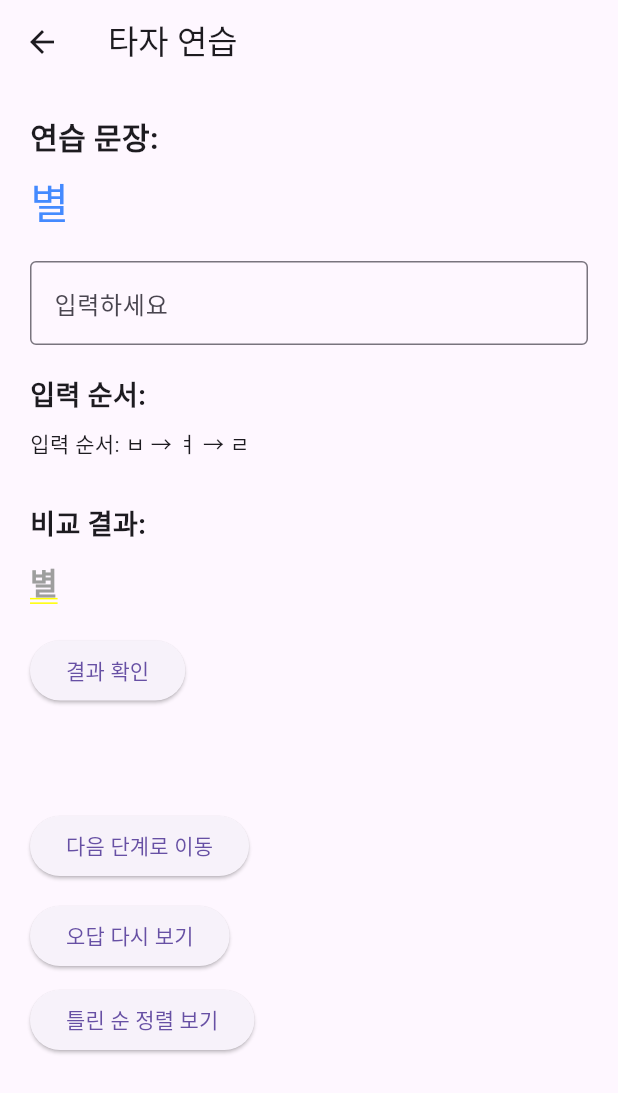
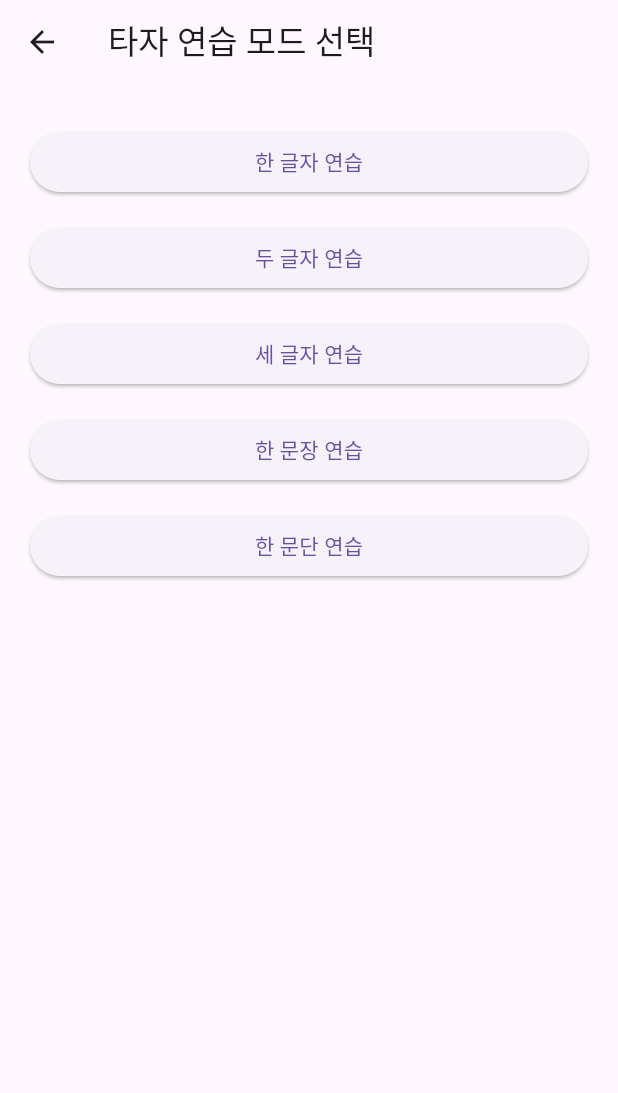
Before and after one commit to jisooHan-08/Digital-Helper, a Flutter app: the screen it shows after launch, after a tap on "타자 연습", on a phone screen of 412 x 824 dp. Shown: the top 1093 px of the screen. Run offline on Flutter 3.47's test engine with Material 3 defaults, Android fonts, the phone set to English and light mode, and no system bars.

Commit message:
typing modify

```diff
--- a/frontend/lib/main.dart
+++ b/frontend/lib/main.dart
@@ -2,9 +2,9 @@ import 'package:flutter/material.dart';
 
 // 각 화면 import
 import 'screens/kiosk_screen.dart';
-import 'screens/typing_screen.dart';
 import 'screens/security_screen.dart';
 import 'screens/quiz_screen.dart';
+import 'screens/typing_mode.dart';
 
 void main() {
   runApp(MyApp());
@@ -43,14 +43,18 @@ class HomeScreen extends StatelessWidget {
                 },
               ),
               ElevatedButton(
-                child: Text('타자 연습'),
                 onPressed: () {
                   Navigator.push(
                     context,
-                    MaterialPageRoute(builder: (context) => TypingScreen()),
+                    MaterialPageRoute(
+                      builder: (_) =>
+                          TypingPracticeModeScreen(), // ✅ 새로운 화면으로 이동
+                    ),
                   );
                 },
+                child: Text("타자 연습"),
               ),
+
               ElevatedButton(
                 child: Text('보안 교육'),
                 onPressed: () {
--- /dev/null
+++ b/frontend/lib/screens/typing_mode.dart
@@ -0,0 +1,39 @@
+// typing_mode_screen.dart
+import 'package:flutter/material.dart';
+import '../screens/typing_screen.dart';
+
+class TypingPracticeModeScreen extends StatelessWidget {
+  final Map<String, String> modes = {
+    'one-letter': '한 글자 연습',
+    'two-letter': '두 글자 연습',
+    'three-letter': '세 글자 연습',
+    'sentence': '한 문장 연습',
+    'paragraph': '한 문단 연습',
+  };
+
+  @override
+  Widget build(BuildContext context) {
+    return Scaffold(
+      appBar: AppBar(title: Text('타자 연습 모드 선택')),
+      body: ListView(
+        padding: EdgeInsets.all(20),
+        children: modes.entries.map((entry) {
+          return Padding(
+            padding: const EdgeInsets.symmetric(vertical: 8.0),
+            child: ElevatedButton(
+              onPressed: () {
+                Navigator.push(
+                  context,
+                  MaterialPageRoute(
+                    builder: (_) => TypingScreen(mode: entry.key),
+                  ),
+                );
+              },
+              child: Text(entry.value),
+            ),
+          );
+        }).toList(),
+      ),
+    );
+  }
+}
--- a/frontend/lib/screens/typing_screen.dart
+++ b/frontend/lib/screens/typing_screen.dart
@@ -33,6 +33,10 @@ class TypingPracticeItem {
 }
 
 class TypingScreen extends StatefulWidget {
+  final String mode; // ✅ 추가: 어떤 연습 모드인지 ('one-letter' 등)
+
+  TypingScreen({required this.mode}); // ✅ 생성자
+
   @override
   _TypingScreenState createState() => _TypingScreenState();
 }
@@ -55,33 +59,38 @@ class _TypingScreenState extends State<TypingScreen> {
   }
 
   Future<void> loadJsonFiles() async {
-    final List<String> assetPaths = [
-      'assets/data/2-1. 50 One-letter Words.json',
-      'assets/data/2-2. 50 Two-letter Words.json',
-      'assets/data/2-3. 50 Three-letter Words.json',
-      'assets/data/2-4. 30 One-sentence Practices.json',
-      'assets/data/2-5. 30 Paragraph Practices.json',
-      'assets/data/2-0. Typing_Practice_Help_Tips.json',
-    ];
+    final Map<String, String> modeToFile = {
+      'one-letter': 'assets/data/2-1. 50 One-letter Words.json',
+      'two-letter': 'assets/data/2-2. 50 Two-letter Words.json',
+      'three-letter': 'assets/data/2-3. 50 Three-letter Words.json',
+      'sentence': 'assets/data/2-4. 30 One-sentence Practices.json',
+      'paragraph': 'assets/data/2-5. 30 Paragraph Practices.json',
+    };
 
-    List<TypingPracticeItem> items = [];
+    final selectedFile = modeToFile[widget.mode];
 
-    for (final path in assetPaths) {
-      try {
-        final jsonStr = await rootBundle.loadString(path);
-        final List<dynamic> jsonList = json.decode(jsonStr);
-        items.addAll(jsonList.map((e) => TypingPracticeItem.fromJson(e)));
-        print("✅ 로딩 성공: $path");
-      } catch (e) {
-        print("❌ JSON 로딩 실패: $path - 오류: $e");
-      }
+    if (selectedFile == null) {
+      print('❌ 유효하지 않은 모드: ${widget.mode}');
+      return;
     }
 
-    setState(() {
-      allItems = items;
-      isLoading = false;
-      print("총 로딩된 문제 수: ${allItems.length}");
-    });
+    try {
+      final jsonStr = await rootBundle.loadString(selectedFile);
+      final List<dynamic> jsonList = json.decode(jsonStr);
+      final List<TypingPracticeItem> items = jsonList
+          .map((e) => TypingPracticeItem.fromJson(e))
+          .toList();
+
+      setState(() {
+        allItems = items;
+        isLoading = false;
+        currentIndex = 0;
+      });
+
+      print("✅ 로딩 성공: $selectedFile - ${items.length}개 항목");
+    } catch (e) {
+      print("❌ JSON 로딩 실패: $selectedFile - 오류: $e");
+    }
   }
 
   void onTextChanged(String value) {
@@ -148,13 +157,9 @@ class _TypingScreenState extends State<TypingScreen> {
     } else {
       ScaffoldMessenger.of(context).showSnackBar(
         SnackBar(
-          content: Text(
-            "🎉 모든 단계를 마쳤어요! 정말 잘하셨어요! 🎉",
-            style: TextStyle(fontSize: 16),
-          ),
+          content: Text("🎉 모든 단계를 마쳤어요! 정말 잘하셨어요! 🎉"),
           backgroundColor: Colors.green,
           duration: Duration(seconds: 3),
-          behavior: SnackBarBehavior.floating,
         ),
       );
     }
@@ -211,13 +216,6 @@ class _TypingScreenState extends State<TypingScreen> {
 
   @override
   Widget build(BuildContext context) {
-    if (isLoading) {
-      return Scaffold(
-        appBar: AppBar(title: Text('타자 연습')),
-        body: Center(child: CircularProgressIndicator()),
-      );
-    }
-
     if (isLoading || allItems.isEmpty || currentIndex >= allItems.length) {
       return Scaffold(
         appBar: AppBar(title: Text('타자 연습')),
@@ -263,7 +261,6 @@ class _TypingScreenState extends State<TypingScreen> {
                 SizedBox(height: 8),
                 buildTypingOrder(allItems[currentIndex]),
               ],
-
               SizedBox(height: 30),
               Text(
                 "비교 결과:",
```
